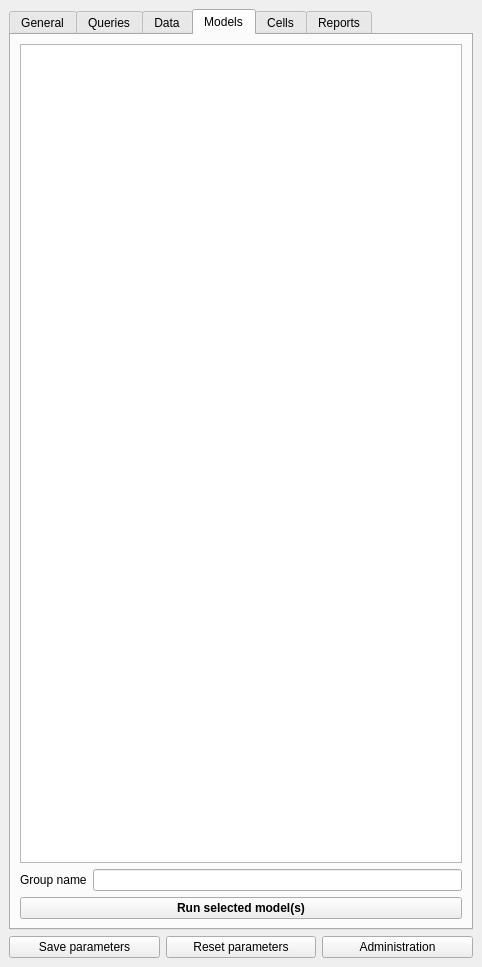
The window that eco_model/eco_model_dockwidget_base.ui (Skadesokonomi/Udvikling) describes before a commit, drawn with Qt 5.
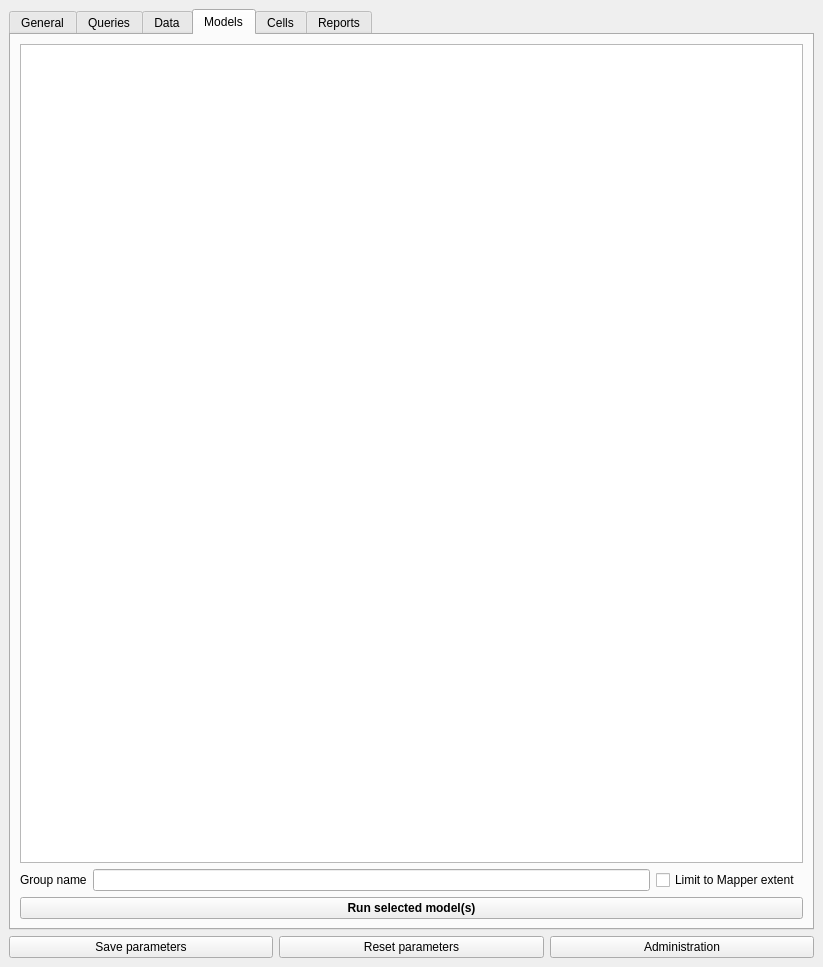
The same window after the commit. The open tabs and pages were chosen to show the change.

Commit message: checkbox mapper extent

Diff of the .ui file:
```diff
--- a/eco_model/eco_model_dockwidget_base.ui
+++ b/eco_model/eco_model_dockwidget_base.ui
@@ -6,7 +6,7 @@
    <rect>
     <x>0</x>
     <y>0</y>
-    <width>482</width>
+    <width>823</width>
     <height>967</height>
    </rect>
   </property>
@@ -167,6 +167,13 @@
             </property>
            </widget>
           </item>
+          <item>
+           <widget class="QCheckBox" name="chbLimit">
+            <property name="text">
+             <string>Limit to Mapper extent </string>
+            </property>
+           </widget>
+          </item>
          </layout>
         </item>
         <item>
```
Left out of the diff: 2 changed lines with no effect on the pictures.
